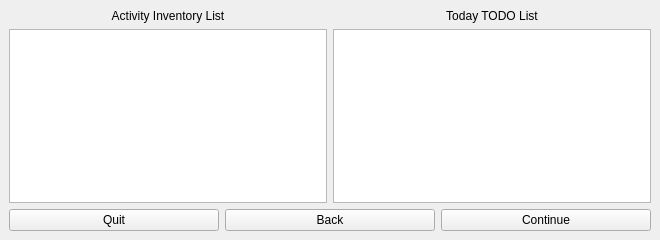
Old version of the form planningwidget.ui in the repository Ajiperuyellow/pomodoro.
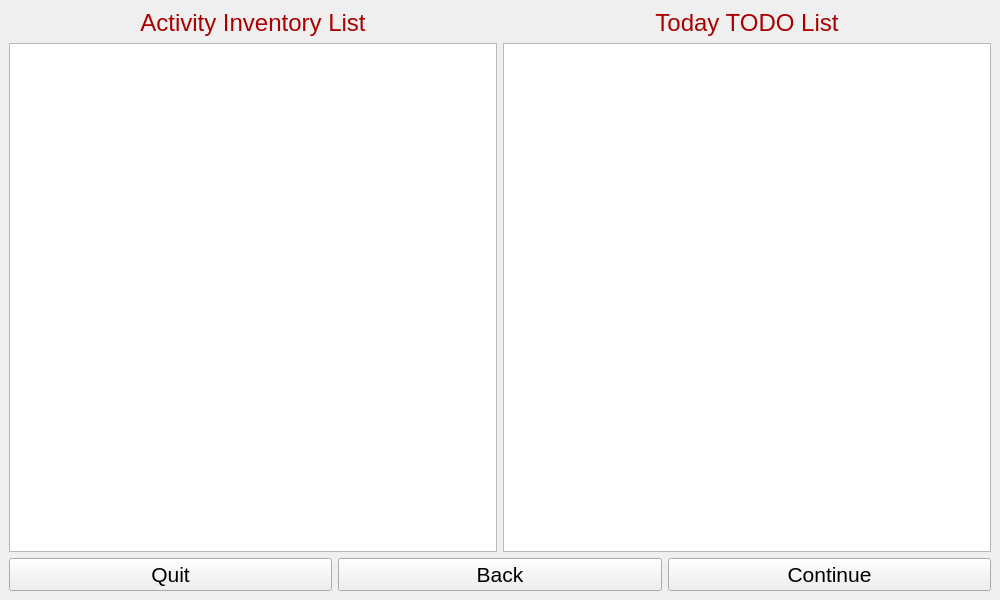
New version of the form. The open tabs and pages were chosen to show the change.

```diff
--- a/planningwidget.ui
+++ b/planningwidget.ui
@@ -6,8 +6,8 @@
    <rect>
     <x>0</x>
     <y>0</y>
-    <width>660</width>
-    <height>240</height>
+    <width>1000</width>
+    <height>600</height>
    </rect>
   </property>
   <property name="windowTitle">
@@ -93,6 +93,48 @@
          <layout class="QVBoxLayout" name="verticalLayout_3">
           <item>
            <widget class="QLabel" name="today_todo_list_label">
+            <property name="palette">
+             <palette>
+              <active>
+               <colorrole role="WindowText">
+                <brush brushstyle="SolidPattern">
+                 <color alpha="255">
+                  <red>170</red>
+                  <green>0</green>
+                  <blue>0</blue>
+                 </color>
+                </brush>
+               </colorrole>
+              </active>
+              <inactive>
+               <colorrole role="WindowText">
+                <brush brushstyle="SolidPattern">
+                 <color alpha="255">
+                  <red>170</red>
+                  <green>0</green>
+                  <blue>0</blue>
+                 </color>
+                </brush>
+               </colorrole>
+              </inactive>
+              <disabled>
+               <colorrole role="WindowText">
+                <brush brushstyle="SolidPattern">
+                 <color alpha="255">
+                  <red>190</red>
+                  <green>190</green>
+                  <blue>190</blue>
+                 </color>
+                </brush>
+               </colorrole>
+              </disabled>
+             </palette>
+            </property>
+            <property name="font">
+             <font>
+              <pointsize>18</pointsize>
+             </font>
+            </property>
             <property name="text">
              <string>Activity Inventory List</string>
             </property>
@@ -116,6 +158,48 @@
          <layout class="QVBoxLayout" name="verticalLayout_2">
           <item>
            <widget class="QLabel" name="activity_list_label_2">
+            <property name="palette">
+             <palette>
+              <active>
+               <colorrole role="WindowText">
+                <brush brushstyle="SolidPattern">
+                 <color alpha="255">
+                  <red>170</red>
+                  <green>0</green>
+                  <blue>0</blue>
+                 </color>
+                </brush>
+               </colorrole>
+              </active>
+              <inactive>
+               <colorrole role="WindowText">
+                <brush brushstyle="SolidPattern">
+                 <color alpha="255">
+                  <red>170</red>
+                  <green>0</green>
+                  <blue>0</blue>
+                 </color>
+                </brush>
+               </colorrole>
+              </inactive>
+              <disabled>
+               <colorrole role="WindowText">
+                <brush brushstyle="SolidPattern">
+                 <color alpha="255">
+                  <red>190</red>
+                  <green>190</green>
+                  <blue>190</blue>
+                 </color>
+                </brush>
+               </colorrole>
+              </disabled>
+             </palette>
+            </property>
+            <property name="font">
+             <font>
+              <pointsize>18</pointsize>
+             </font>
+            </property>
             <property name="text">
              <string>Today TODO List</string>
             </property>
@@ -141,6 +225,11 @@
        <layout class="QHBoxLayout" name="horizontalLayout_3">
         <item>
          <widget class="QPushButton" name="quit_button">
+          <property name="font">
+           <font>
+            <pointsize>16</pointsize>
+           </font>
+          </property>
           <property name="text">
            <string>Quit</string>
           </property>
@@ -148,6 +237,11 @@
         </item>
         <item>
          <widget class="QPushButton" name="back_button">
+          <property name="font">
+           <font>
+            <pointsize>16</pointsize>
+           </font>
+          </property>
           <property name="text">
            <string>Back</string>
           </property>
@@ -155,6 +249,11 @@
         </item>
         <item>
          <widget class="QPushButton" name="continue_button">
+          <property name="font">
+           <font>
+            <pointsize>16</pointsize>
+           </font>
+          </property>
           <property name="text">
            <string>Continue</string>
           </property>
```
Left out of the diff: 89 changed lines with no effect on the pictures.
